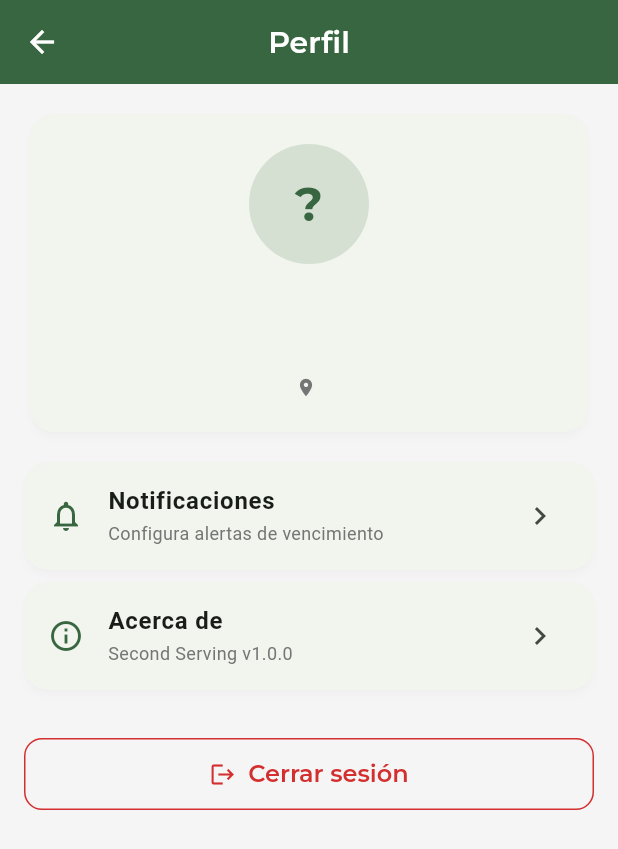
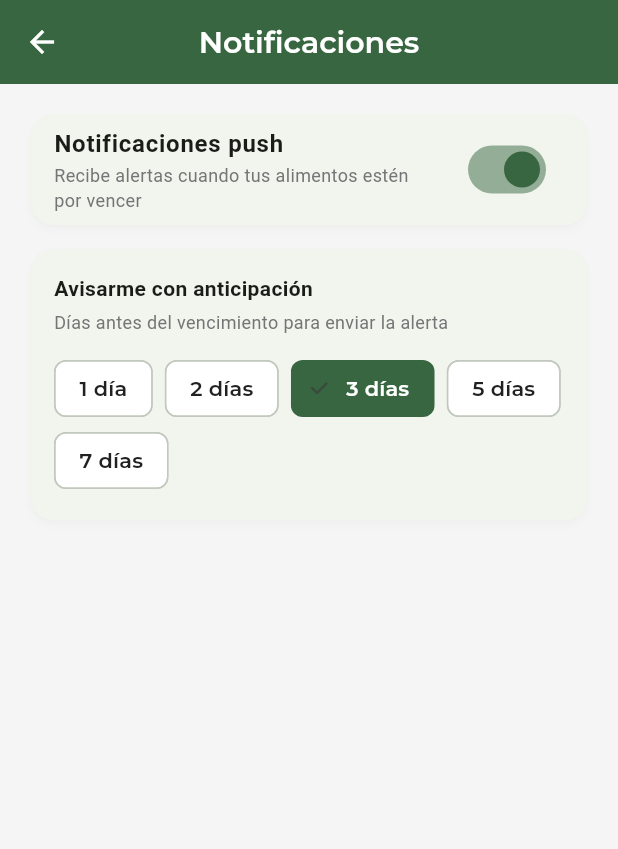
Before and after one commit to Grupo32-ISIS3510/flutter_frontend, a Flutter app: the ProfileScreen screen opened directly, after a tap on "Notificaciones", on a phone screen of 412 x 824 dp. Shown: the top 849 px of the screen. Run offline on Flutter 3.47's test engine with Material 3 defaults, Android fonts, the phone set to English and light mode, and no system bars; our stand-ins replace connectivity_plus, firebase_core, firebase_messaging, flutter_local_notifications, flutter_secure_storage, geolocator and 6 more; missing offline and left inert: google_mlkit_text_recognition; accounts and stored records are empty.

Commit message:
Correcciones de bugs

```diff
--- /dev/null
+++ b/lib/features/notifications/presentation/notification_settings_screen.dart
@@ -0,0 +1,150 @@
+import 'package:flutter/material.dart';
+import 'package:second_serving_frontend/core/config/app_theme.dart';
+import 'package:second_serving_frontend/shared/models/notification_preferences.dart';
+import 'package:shared_preferences/shared_preferences.dart';
+
+/// Pantalla básica de configuración de alertas de vencimiento.
+///
+/// Persiste las preferencias localmente (SharedPreferences, Tier 1 de la
+/// estrategia de almacenamiento local) usando el modelo
+/// [NotificationPreferences]. Funciona offline y sin backend.
+class NotificationSettingsScreen extends StatefulWidget {
+  const NotificationSettingsScreen({super.key});
+
+  static const String _pushEnabledKey = 'notif.push_enabled';
+  static const String _daysBeforeExpiryKey = 'notif.days_before_expiry';
+
+  @override
+  State<NotificationSettingsScreen> createState() =>
+      _NotificationSettingsScreenState();
+}
+
+class _NotificationSettingsScreenState
+    extends State<NotificationSettingsScreen> {
+  static const List<int> _dayOptions = [1, 2, 3, 5, 7];
+
+  NotificationPreferences _prefs = const NotificationPreferences(
+    daysBeforeExpiry: 3,
+    pushEnabled: true,
+  );
+  bool _isLoading = true;
+
+  @override
+  void initState() {
+    super.initState();
+    _load();
+  }
+
+  Future<void> _load() async {
+    final store = await SharedPreferences.getInstance();
+    setState(() {
+      _prefs = NotificationPreferences(
+        pushEnabled:
+            store.getBool(NotificationSettingsScreen._pushEnabledKey) ?? true,
+        daysBeforeExpiry:
+            store.getInt(NotificationSettingsScreen._daysBeforeExpiryKey) ?? 3,
+      );
+      _isLoading = false;
+    });
+  }
+
+  Future<void> _save(NotificationPreferences updated) async {
+    setState(() => _prefs = updated);
+    final store = await SharedPreferences.getInstance();
+    await store.setBool(
+      NotificationSettingsScreen._pushEnabledKey,
+      updated.pushEnabled,
+    );
+    await store.setInt(
+      NotificationSettingsScreen._daysBeforeExpiryKey,
+      updated.daysBeforeExpiry,
+    );
+    if (mounted) {
+      ScaffoldMessenger.of(context).showSnackBar(
+        const SnackBar(
+          content: Text('Preferencias guardadas'),
+          duration: Duration(seconds: 1),
+        ),
+      );
+    }
+  }
+
+  @override
+  Widget build(BuildContext context) {
+    return Scaffold(
+      appBar: AppBar(title: const Text('Notificaciones')),
+      body: _isLoading
+          ? const Center(child: CircularProgressIndicator())
+          : ListView(
+              padding: const EdgeInsets.all(16),
+              children: [
+                Card(
+                  child: SwitchListTile(
+                    value: _prefs.pushEnabled,
+                    activeThumbColor: AppColors.primary,
+                    title: const Text(
+                      'Notificaciones push',
+                      style: TextStyle(fontWeight: FontWeight.w600),
+                    ),
+                    subtitle: const Text(
+                      'Recibe alertas cuando tus alimentos estén por vencer',
+                      style: TextStyle(
+                        fontSize: 12,
+                        color: AppColors.textSecondary,
+                      ),
+                    ),
+                    onChanged: (value) =>
+                        _save(_prefs.copyWith(pushEnabled: value)),
+                  ),
+                ),
+                const SizedBox(height: 8),
+                Card(
+                  child: Padding(
+                    padding: const EdgeInsets.all(16),
+                    child: Column(
+                      crossAxisAlignment: CrossAxisAlignment.start,
+                      children: [
+                        const Text(
+                          'Avisarme con anticipación',
+                          style: TextStyle(fontWeight: FontWeight.w600),
+                        ),
+                        const SizedBox(height: 4),
+                        const Text(
+                          'Días antes del vencimiento para enviar la alerta',
+                          style: TextStyle(
+                            fontSize: 12,
+                            color: AppColors.textSecondary,
+                          ),
+                        ),
+                        const SizedBox(height: 12),
+                        Wrap(
+                          spacing: 8,
+                          children: _dayOptions.map((days) {
+                            final isSelected = _prefs.daysBeforeExpiry == days;
+                            return ChoiceChip(
+                              label: Text('$days día${days == 1 ? '' : 's'}'),
+                              selected: isSelected,
+                              selectedColor: AppColors.primary,
+                              labelStyle: TextStyle(
+                                color: isSelected
+                                    ? Colors.white
+                                    : AppColors.textPrimary,
+                                fontWeight: FontWeight.w600,
+                              ),
+                              onSelected: _prefs.pushEnabled
+                                  ? (_) => _save(
+                                        _prefs.copyWith(daysBeforeExpiry: days),
+                                      )
+                                  : null,
+                            );
+                          }).toList(),
+                        ),
+                      ],
+                    ),
+                  ),
+                ),
+              ],
+            ),
+    );
+  }
+}
--- a/lib/features/profile/screens/profile_screen.dart
+++ b/lib/features/profile/screens/profile_screen.dart
@@ -3,6 +3,7 @@ import 'package:go_router/go_router.dart';
 import 'package:provider/provider.dart';
 import 'package:second_serving_frontend/core/config/app_theme.dart';
 import 'package:second_serving_frontend/features/auth/providers/auth_provider.dart';
+import 'package:second_serving_frontend/features/notifications/presentation/notification_settings_screen.dart';
 
 class ProfileScreen extends StatelessWidget {
   const ProfileScreen({super.key});
@@ -72,14 +73,18 @@ class ProfileScreen extends StatelessWidget {
             title: 'Notificaciones',
             subtitle: 'Configura alertas de vencimiento',
             onTap: () {
-              // TODO: navegar a configuración de notificaciones
+              Navigator.of(context).push(
+                MaterialPageRoute(
+                  builder: (_) => const NotificationSettingsScreen(),
+                ),
+              );
             },
           ),
           _ProfileOption(
             icon: Icons.info_outlined,
             title: 'Acerca de',
             subtitle: 'Second Serving v1.0.0',
-            onTap: () {},
+            onTap: () => _showAboutInfo(context),
           ),
           const SizedBox(height: 24),
           OutlinedButton.icon(
@@ -97,6 +102,27 @@ class ProfileScreen extends StatelessWidget {
           ),
         ],
       ),
+    );
+  }
+
+  void _showAboutInfo(BuildContext context) {
+    showAboutDialog(
+      context: context,
+      applicationName: 'Second Serving',
+      applicationVersion: 'v1.0.0',
+      applicationIcon: const Icon(
+        Icons.eco,
+        color: AppColors.primary,
+        size: 40,
+      ),
+      children: const [
+        SizedBox(height: 8),
+        Text(
+          'Second Serving te ayuda a reducir el desperdicio de alimentos: '
+          'registra tu despensa, recibe alertas de vencimiento y descubre '
+          'recetas con lo que ya tienes.',
+        ),
+      ],
     );
   }
 }
```
